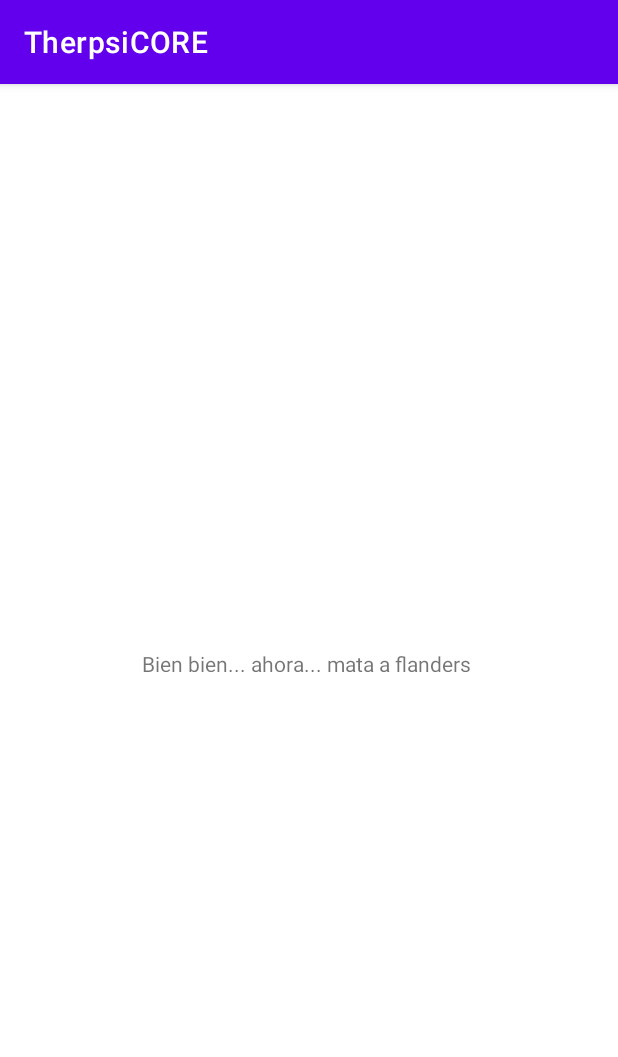
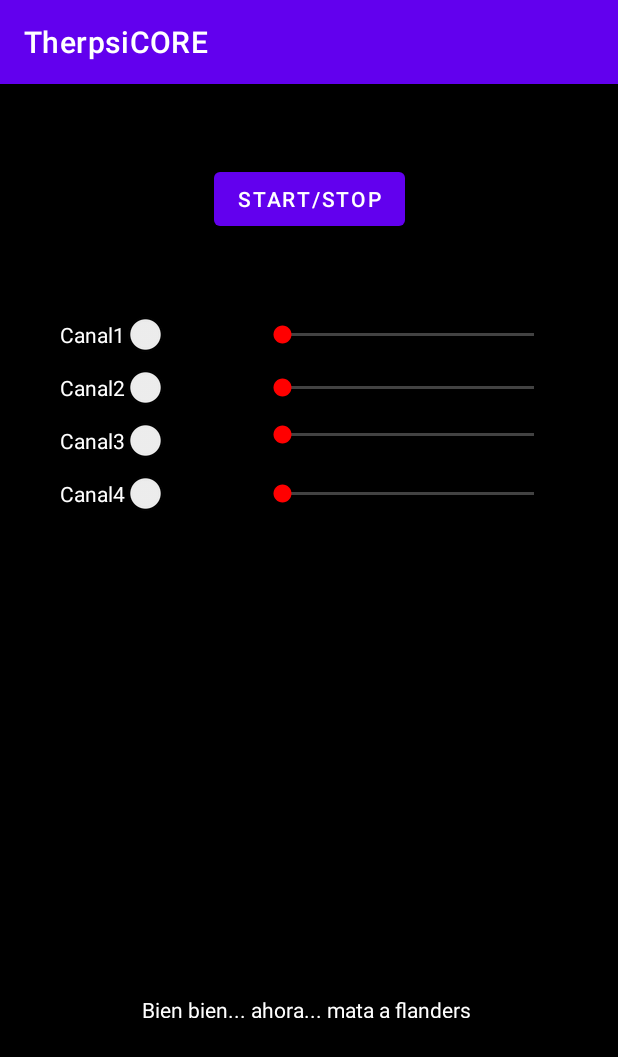
Before and after one commit to Korhyu/App_Android, an Android app: the screen it shows after launch (AudioActivity), after a tap on "PRUEBA", on a phone screen of 412 x 824 dp. Shown: the top 1057 px of the screen. Run offline under Robolectric (Android 15) with nearby library versions, the phone set to English and light mode, and no system bars.

Commit message:
Agregado de controles segunda actividad

```diff
--- a/app/src/main/java/com/example/therpsicore/MainActivity.kt
+++ b/app/src/main/java/com/example/therpsicore/MainActivity.kt
@@ -10,9 +10,9 @@ class MainActivity : AppCompatActivity() {
         super.onCreate(savedInstanceState)
         setContentView(R.layout.activity_main)
 
-        val button_test = findViewById<Button>(R.id.button_test)
+        val button_prueba = findViewById<Button>(R.id.button_prueba)
 
-        button_test.setOnClickListener{
+        button_prueba.setOnClickListener{
             val intent = Intent(this, AudioActivity::class.java)
             startActivity(intent)
         }
--- a/app/src/main/res/layout/activity_audio.xml
+++ b/app/src/main/res/layout/activity_audio.xml
@@ -4,15 +4,155 @@
     xmlns:tools="http://schemas.android.com/tools"
     android:layout_width="match_parent"
     android:layout_height="match_parent"
+    android:background="@color/negro"
     tools:context=".AudioActivity">
+
+    <androidx.constraintlayout.widget.Guideline
+        android:id="@+id/guideline1"
+        android:layout_width="wrap_content"
+        android:layout_height="wrap_content"
+        android:orientation="horizontal"
+        app:layout_constraintGuide_percent="0.1" />
+
+    <androidx.constraintlayout.widget.Guideline
+        android:id="@+id/guideline2"
+        android:layout_width="wrap_content"
+        android:layout_height="wrap_content"
+        android:orientation="horizontal"
+        app:layout_constraintGuide_percent="0.2" />
+
+    <androidx.constraintlayout.widget.Guideline
+        android:id="@+id/guideline3"
+        android:layout_width="wrap_content"
+        android:layout_height="wrap_content"
+        android:orientation="horizontal"
+        app:layout_constraintGuide_percent="0.8" />
+
+    <Button
+        android:id="@+id/button_ss"
+        android:layout_width="wrap_content"
+        android:layout_height="wrap_content"
+        android:text="Start/Stop"
+        app:layout_constraintBottom_toTopOf="@+id/guideline1"
+        app:layout_constraintEnd_toStartOf="@+id/button_test"
+        app:layout_constraintHorizontal_bias="0.5"
+        app:layout_constraintStart_toStartOf="parent"
+        app:layout_constraintTop_toTopOf="@+id/guideline1" />
+
+
+    <Button
+        android:id="@+id/button_test"
+        android:layout_width="wrap_content"
+        android:layout_height="wrap_content"
+        android:layout_marginStart="12dp"
+        android:text="test"
+        android:visibility="gone"
+        app:layout_constraintBottom_toTopOf="@+id/guideline1"
+        app:layout_constraintEnd_toEndOf="parent"
+        app:layout_constraintHorizontal_bias="0.5"
+        app:layout_constraintStart_toEndOf="@+id/button_ss"
+        app:layout_constraintTop_toTopOf="@+id/guideline1"
+        tools:visibility="visible" />
+
+
+    <Switch
+        android:id="@+id/switch_ch1"
+        android:layout_width="wrap_content"
+        android:layout_height="wrap_content"
+        android:background="@color/negro"
+        android:text="Canal1"
+        android:textColor="@color/blanco"
+        app:layout_constraintEnd_toStartOf="@+id/vol_ch1"
+        app:layout_constraintStart_toStartOf="parent"
+        app:layout_constraintTop_toTopOf="@+id/guideline2"  />
+
+    <SeekBar
+        android:id="@+id/vol_ch1"
+        android:layout_width="200dp"
+        android:layout_height="20dp"
+        android:progressBackgroundTint="@color/blanco"
+        android:thumbTint="@color/color1"
+        app:layout_constraintBottom_toBottomOf="@+id/switch_ch1"
+        app:layout_constraintEnd_toEndOf="parent"
+        app:layout_constraintHorizontal_bias="0.5"
+        app:layout_constraintStart_toEndOf="@+id/switch_ch1"
+        app:layout_constraintTop_toTopOf="@+id/switch_ch1" />
+
+    <Switch
+        android:id="@+id/switch_ch2"
+        android:layout_width="wrap_content"
+        android:layout_height="wrap_content"
+        android:layout_marginTop="8dp"
+        android:background="@color/negro"
+        android:text="Canal2"
+        android:textColor="@color/blanco"
+        app:layout_constraintStart_toStartOf="@+id/switch_ch1"
+        app:layout_constraintTop_toBottomOf="@+id/switch_ch1" />
+
+    <SeekBar
+        android:id="@+id/vol_ch2"
+        android:layout_width="200dp"
+        android:layout_height="20dp"
+        android:progressBackgroundTint="@color/blanco"
+        android:thumbTint="@color/color1"
+        app:layout_constraintBottom_toBottomOf="@+id/switch_ch2"
+        app:layout_constraintStart_toStartOf="@+id/vol_ch1"
+        app:layout_constraintTop_toTopOf="@+id/switch_ch2" />
+
+    <Switch
+        android:id="@+id/switch_ch3"
+        android:layout_width="wrap_content"
+        android:layout_height="wrap_content"
+        android:layout_marginTop="8dp"
+        android:background="@color/negro"
+        android:text="Canal3"
+        android:textColor="@color/blanco"
+        app:layout_constraintStart_toStartOf="@+id/switch_ch1"
+        app:layout_constraintTop_toBottomOf="@+id/switch_ch2" />
+
+    <SeekBar
+        android:id="@+id/vol_ch3"
+        android:layout_width="200dp"
+        android:layout_height="20dp"
+        android:layout_marginBottom="7dp"
+        android:progressBackgroundTint="@color/blanco"
+        android:thumbTint="@color/color1"
+        app:layout_constraintBottom_toBottomOf="@+id/switch_ch3"
+        app:layout_constraintStart_toStartOf="@+id/vol_ch1"
+        app:layout_constraintTop_toTopOf="@+id/switch_ch3"  />
+
+    <Switch
+        android:id="@+id/switch_ch4"
+        android:layout_width="wrap_content"
+        android:layout_height="wrap_content"
+        android:layout_marginTop="8dp"
+        android:background="@color/negro"
+        android:text="Canal4"
+        android:textColor="@color/blanco"
+        app:layout_constraintStart_toStartOf="@+id/switch_ch1"
+        app:layout_constraintTop_toBottomOf="@+id/switch_ch3"  />
+
+    <SeekBar
+        android:id="@+id/vol_ch4"
+        android:layout_width="200dp"
+        android:layout_height="20dp"
+        android:progressBackgroundTint="@color/blanco"
+        android:thumbTint="@color/color1"
+        app:layout_constraintBottom_toBottomOf="@+id/switch_ch4"
+        app:layout_constraintStart_toStartOf="@+id/vol_ch1"
+        app:layout_constraintTop_toTopOf="@+id/switch_ch4" />
+
 
     <TextView
         android:id="@+id/textView"
         android:layout_width="223dp"
         android:layout_height="15dp"
+        android:background="@color/negro"
+        android:textColor="@color/blanco"
         android:text="Bien bien... ahora... mata a flanders"
-        app:layout_constraintBottom_toBottomOf="parent"
+        app:layout_constraintBottom_toTopOf="@+id/guideline3"
         app:layout_constraintEnd_toEndOf="parent"
         app:layout_constraintStart_toStartOf="parent"
-        app:layout_constraintTop_toTopOf="parent" />
+        app:layout_constraintTop_toTopOf="@+id/guideline3"
+        app:layout_constraintVertical_bias="0.229" />
 </androidx.constraintlayout.widget.ConstraintLayout>
--- a/app/src/main/res/layout/activity_main.xml
+++ b/app/src/main/res/layout/activity_main.xml
@@ -20,13 +20,13 @@
         android:text="Actividad 1"
         android:textColor="@color/blanco"
         android:visibility="gone"
-        app:layout_constraintBottom_toTopOf="@+id/button_test"
+        app:layout_constraintBottom_toTopOf="@+id/button_prueba"
         app:layout_constraintEnd_toEndOf="parent"
         app:layout_constraintStart_toStartOf="parent"
         app:layout_constraintTop_toBottomOf="@+id/checkBox2" />
 
     <Button
-        android:id="@+id/button_test"
+        android:id="@+id/button_prueba"
         android:layout_width="wrap_content"
         android:layout_height="wrap_content"
         android:layout_marginBottom="216dp"
@@ -53,7 +53,7 @@
         android:layout_marginTop="32dp"
         android:text="Buscando red"
         android:textColor="@color/blanco"
-        android:textSize="24dp"
+        android:textSize="24sp"
         app:layout_constraintEnd_toEndOf="parent"
         app:layout_constraintStart_toStartOf="parent"
         app:layout_constraintTop_toBottomOf="@+id/progressBar"
@@ -66,7 +66,7 @@
         android:layout_marginTop="32dp"
         android:text="Actualizando info"
         android:textColor="@color/blanco"
-        android:textSize="24dp"
+        android:textSize="24sp"
         app:layout_constraintEnd_toEndOf="parent"
         app:layout_constraintStart_toStartOf="parent"
         app:layout_constraintTop_toBottomOf="@+id/checkBox" />
```
Also changed, not shown: 1 other file.
